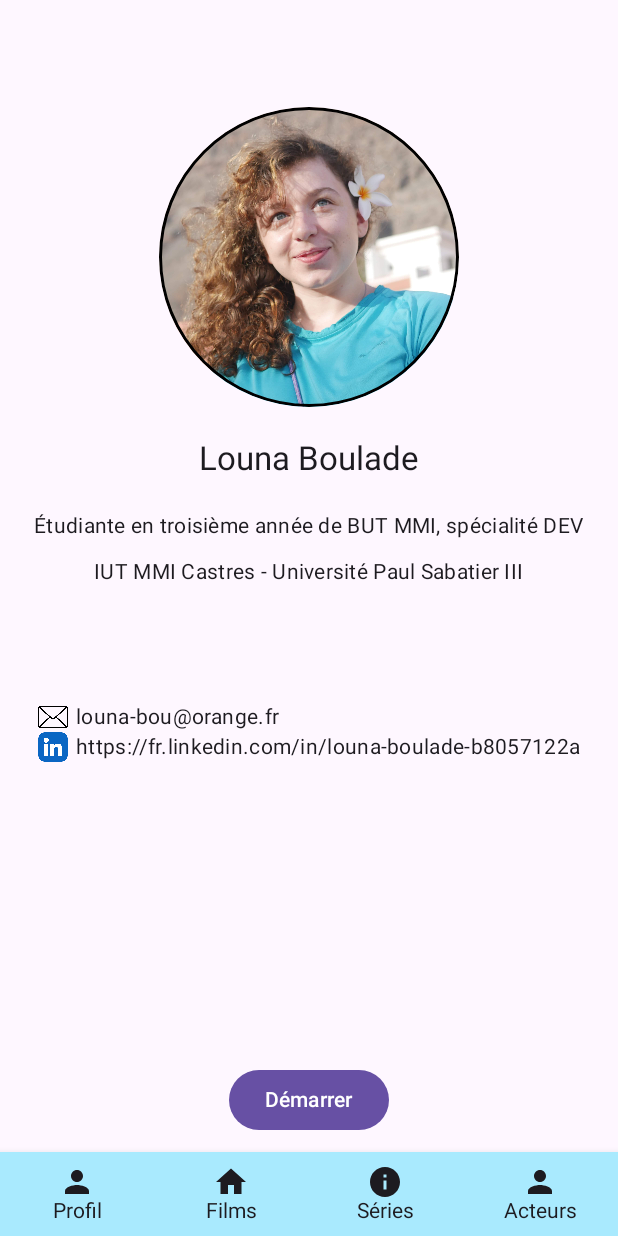
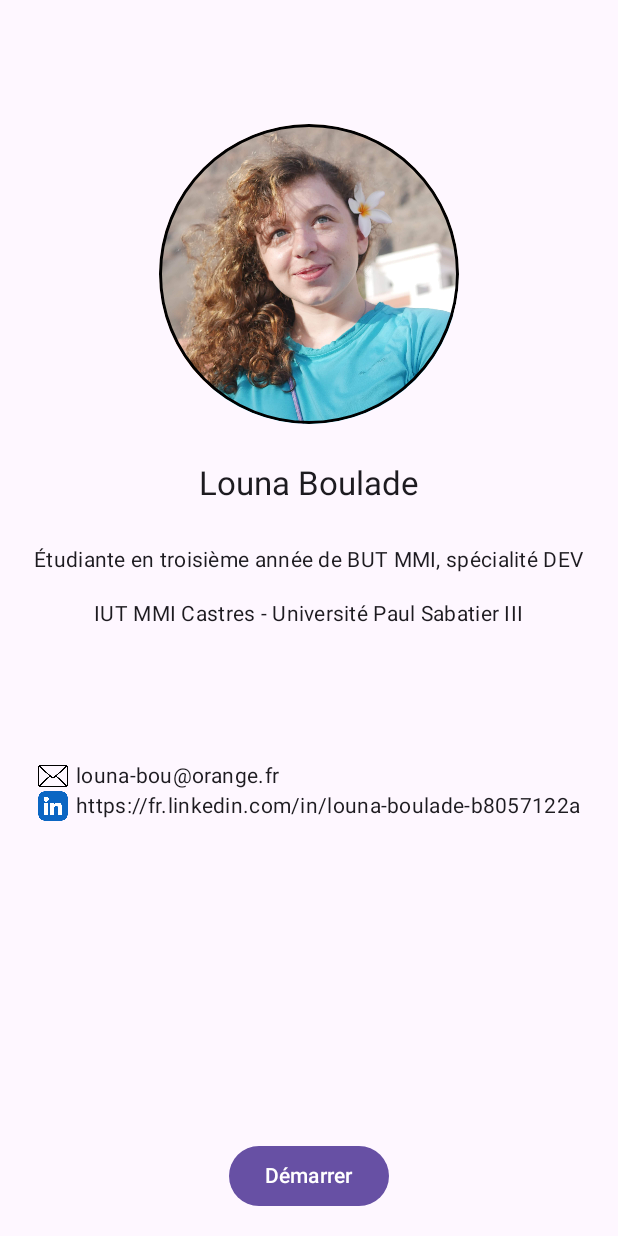
Before and after one commit to louna-bou/Films-Kotlin, an Android app built with Jetpack Compose: the screen it shows after launch (MainActivity), on a phone screen of 412 x 824 dp. Run offline under Robolectric (Android 15) with nearby library versions, the phone set to English and light mode, and no system bars; our stand-ins replace window size class.

Commit message:
last commit

```diff
--- a/app/src/main/java/com/example/monprofil/DetailActeur.kt
+++ b/app/src/main/java/com/example/monprofil/DetailActeur.kt
@@ -84,6 +84,8 @@ private fun detailActeur(acteur:TmdbPersonDetail): LazyGridScope.() -> Unit = {
                     text = acteur.biography,
                     textAlign = TextAlign.Justify
                 )
+
+
             }
         }
     }}
--- a/app/src/main/java/com/example/monprofil/MainActivity.kt
+++ b/app/src/main/java/com/example/monprofil/MainActivity.kt
@@ -1,12 +1,17 @@
+@file:OptIn(ExperimentalMaterial3Api::class)
+
 package com.example.monprofil
 
 import android.annotation.SuppressLint
+import android.media.Image
 import android.os.Bundle
 import androidx.activity.ComponentActivity
 import androidx.activity.compose.setContent
+import androidx.compose.foundation.Image
 import androidx.compose.foundation.layout.Row
 import androidx.compose.foundation.layout.fillMaxSize
 import androidx.compose.foundation.layout.padding
+import androidx.compose.foundation.layout.size
 import androidx.compose.foundation.layout.width
 import androidx.compose.material.BottomNavigation
 import androidx.compose.material.BottomNavigationItem
@@ -14,13 +19,16 @@ import androidx.compose.material.icons.Icons
 import androidx.compose.material.icons.filled.Home
 import androidx.compose.material.icons.filled.Info
 import androidx.compose.material.icons.filled.Person
+import androidx.compose.material3.ExperimentalMaterial3Api
 import androidx.compose.material3.Icon
+import androidx.compose.material3.IconButton
 import androidx.compose.material3.MaterialTheme
 import androidx.compose.material3.NavigationRail
 import androidx.compose.material3.NavigationRailItem
 import androidx.compose.material3.Scaffold
 import androidx.compose.material3.Surface
 import androidx.compose.material3.Text
+import androidx.compose.material3.TopAppBar
 import androidx.compose.material3.windowsizeclass.ExperimentalMaterial3WindowSizeClassApi
 import androidx.compose.material3.windowsizeclass.WindowSizeClass
 import androidx.compose.material3.windowsizeclass.WindowWidthSizeClass
@@ -29,6 +37,8 @@ import androidx.compose.runtime.Composable
 import androidx.compose.runtime.getValue
 import androidx.compose.ui.Modifier
 import androidx.compose.ui.graphics.vector.ImageVector
+import androidx.compose.ui.res.painterResource
+import androidx.compose.ui.semantics.Role.Companion.Image
 import androidx.compose.ui.unit.dp
 import androidx.navigation.NavDestination
 import androidx.navigation.NavDestination.Companion.hierarchy
@@ -41,10 +51,18 @@ import com.example.monprofil.ui.theme.Blue01
 import com.example.monprofil.ui.theme.MonProfilTheme
 
 class MainActivity : ComponentActivity() {
-    @OptIn(ExperimentalMaterial3WindowSizeClassApi::class)
+    @OptIn(ExperimentalMaterial3WindowSizeClassApi::class, ExperimentalMaterial3Api::class)
     override fun onCreate(savedInstanceState: Bundle?) {
         super.onCreate(savedInstanceState)
         val viewModel: MainViewModel = MainViewModel()
+
+        @Composable
+        fun MyAppBarWithActions() {
+            TopAppBar(
+                title = { Text("My App") }
+            )
+        }
+
         setContent {
 
             MonProfilTheme {
@@ -68,6 +86,9 @@ class MainActivity : ComponentActivity() {
             )
             when (windowSizeClass.widthSizeClass) {
                 WindowWidthSizeClass.Compact -> {
+
+                        MyAppBarWithActions()
+
                     Menubas(
                         destinations,
                         currentDestination,
@@ -79,11 +100,13 @@ class MainActivity : ComponentActivity() {
                 }
 
                 else -> {
+
                     Row() {
-                        NavigationRail(modifier = Modifier.width(100.dp)) {
+                        NavigationRail(modifier = Modifier.width(100.dp),
+                            ) {
                             destinations.forEach { screen ->
                                 NavigationRailItem(
-                                    icon = { Icon(screen.icon, contentDescription = null) },
+                                    icon = {screen.icon() },
                                     label = { Text(screen.label) },
                                     selected = currentDestination?.hierarchy?.any { it.route == screen.destination } == true,
                                     onClick = { navController.navigate(screen.destination) }
@@ -104,6 +127,8 @@ class MainActivity : ComponentActivity() {
     }
 }
 
+
+
 @SuppressLint("SuspiciousIndentation")
 @Composable
 private fun Menubas(
@@ -115,17 +140,19 @@ private fun Menubas(
 ) {
     Scaffold(
         bottomBar = {
-            if (windowSizeClass.widthSizeClass==WindowWidthSizeClass.Compact)
+            if (currentDestination?.hierarchy?.any { it.route == Destination.Profil.destination } != true) {
+                    if (windowSizeClass.widthSizeClass == WindowWidthSizeClass.Compact){
                         BottomNavigation(backgroundColor = Blue01) {
                             destinations.forEach { screen ->
                                 BottomNavigationItem(
-                        icon = { Icon(screen.icon, contentDescription = null) },
+                                    icon = {screen.icon() },
                                     label = { Text(screen.label) },
                                     selected =
                                     currentDestination?.hierarchy?.any { it.route == screen.destination } == true,
                                     onClick = { navController.navigate(screen.destination) })
                             }
                         }
+                }}
         })
     { innerPadding ->
         NavHost(
@@ -153,12 +180,33 @@ private fun Menubas(
 sealed class Destination(
     val destination: String,
     val label: String,
-    val icon: ImageVector
+    val icon: @Composable () -> Unit
+
 ) {
-    object Profil : Destination("profil", "Profil", Icons.Filled.Person)
-    object Films : Destination("films", "Films", Icons.Filled.Home)
-    object Series : Destination("series", "Séries", Icons.Filled.Info)
-    object Acteurs : Destination("acteurs", "Acteurs", Icons.Filled.Person)
+    object Profil : Destination("profil", "Profil", {
+        Icon(
+            painter = painterResource(id = R.drawable.baseline_person_24),
+            contentDescription = null,
+        )
+    })
+    object Films : Destination("films", "Films", {
+        Icon(
+            painter = painterResource(id = R.drawable.baseline_movie_24),
+            contentDescription = null,
+        )
+    })
+    object Series : Destination("series", "Séries", {
+        Icon(
+            painter = painterResource(id = R.drawable.baseline_tv_24),
+            contentDescription = null,
+        )
+    })
+    object Acteurs : Destination("acteurs", "Acteurs", {
+        Icon(
+            painter = painterResource(id = R.drawable.baseline_star_border_24),
+            contentDescription = null,
+        )
+    })
 }
 
 
--- /dev/null
+++ b/app/src/main/res/drawable/baseline_movie_24.xml
@@ -0,0 +1,5 @@
+<vector android:height="24dp" android:tint="#000000"
+    android:viewportHeight="24" android:viewportWidth="24"
+    android:width="24dp" xmlns:android="http://schemas.android.com/apk/res/android">
+    <path android:fillColor="@android:color/white" android:pathData="M18,4l2,4h-3l-2,-4h-2l2,4h-3l-2,-4H8l2,4H7L5,4H4c-1.1,0 -1.99,0.9 -1.99,2L2,18c0,1.1 0.9,2 2,2h16c1.1,0 2,-0.9 2,-2V4h-4z"/>
+</vector>
--- /dev/null
+++ b/app/src/main/res/drawable/baseline_person_24.xml
@@ -0,0 +1,5 @@
+<vector android:height="24dp" android:tint="#000000"
+    android:viewportHeight="24" android:viewportWidth="24"
+    android:width="24dp" xmlns:android="http://schemas.android.com/apk/res/android">
+    <path android:fillColor="@android:color/white" android:pathData="M12,12c2.21,0 4,-1.79 4,-4s-1.79,-4 -4,-4 -4,1.79 -4,4 1.79,4 4,4zM12,14c-2.67,0 -8,1.34 -8,4v2h16v-2c0,-2.66 -5.33,-4 -8,-4z"/>
+</vector>
--- /dev/null
+++ b/app/src/main/res/drawable/baseline_star_border_24.xml
@@ -0,0 +1,5 @@
+<vector android:height="24dp" android:tint="#000000"
+    android:viewportHeight="24" android:viewportWidth="24"
+    android:width="24dp" xmlns:android="http://schemas.android.com/apk/res/android">
+    <path android:fillColor="@android:color/white" android:pathData="M22,9.24l-7.19,-0.62L12,2 9.19,8.63 2,9.24l5.46,4.73L5.82,21 12,17.27 18.18,21l-1.63,-7.03L22,9.24zM12,15.4l-3.76,2.27 1,-4.28 -3.32,-2.88 4.38,-0.38L12,6.1l1.71,4.04 4.38,0.38 -3.32,2.88 1,4.28L12,15.4z"/>
+</vector>
--- /dev/null
+++ b/app/src/main/res/drawable/baseline_tv_24.xml
@@ -0,0 +1,5 @@
+<vector android:height="24dp" android:tint="#000000"
+    android:viewportHeight="24" android:viewportWidth="24"
+    android:width="24dp" xmlns:android="http://schemas.android.com/apk/res/android">
+    <path android:fillColor="@android:color/white" android:pathData="M21,3L3,3c-1.1,0 -2,0.9 -2,2v12c0,1.1 0.9,2 2,2h5v2h8v-2h5c1.1,0 1.99,-0.9 1.99,-2L23,5c0,-1.1 -0.9,-2 -2,-2zM21,17L3,17L3,5h18v12z"/>
+</vector>
--- /dev/null
+++ b/app/src/main/res/drawable/film.xml
@@ -0,0 +1,9 @@
+<vector xmlns:android="http://schemas.android.com/apk/res/android"
+    android:width="24dp"
+    android:height="24dp"
+    android:viewportWidth="960"
+    android:viewportHeight="960">
+  <path
+      android:fillColor="#FF000000"
+      android:pathData="m160,160 l80,160h120l-80,-160h80l80,160h120l-80,-160h80l80,160h120l-80,-160h120q33,0 56.5,23.5T880,240v480q0,33 -23.5,56.5T800,800L160,800q-33,0 -56.5,-23.5T80,720v-480q0,-33 23.5,-56.5T160,160ZM160,400v320h640v-320L160,400ZM160,400v320,-320Z"/>
+</vector>
```
Lines whose indentation alone changed are shown as unchanged.
